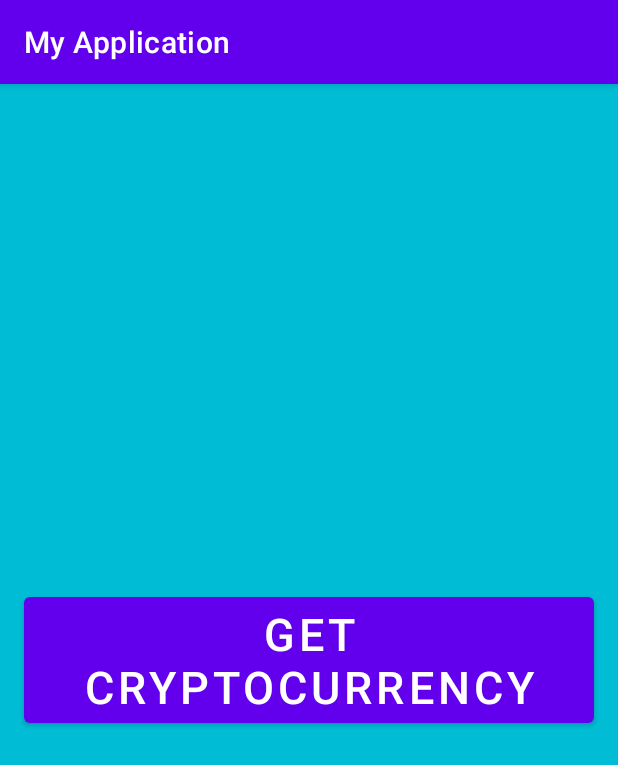
After one commit to Dmitry-Zv/My-application, an Android app: the FragmentAPI screen opened directly, with no data from a screen before it, on a phone screen of 412 x 824 dp. The commit adds this screen. Shown: the top 765 px of the screen. Run offline under Robolectric (Android 15) with nearby library versions, the phone set to English and light mode, and no system bars.

Commit message:
Add dto,entity, mapper, networking, retrofit. Add two fragments with recycle

```diff
--- a/app/src/main/AndroidManifest.xml
+++ b/app/src/main/AndroidManifest.xml
@@ -11,7 +11,8 @@
         android:roundIcon="@mipmap/ic_launcher_round"
         android:supportsRtl="true"
         android:theme="@style/AppTheme">
-        <activity android:name=".homework7.Homework7"></activity>
+        <activity android:name=".homework8.Homework8"></activity>
+        <activity android:name=".homework7.Homework7" />
         <activity android:name=".homework6.Homework6" />
         <activity android:name=".homework5.HomePage" />
         <activity android:name=".homework5.Homework5" />
--- a/app/src/main/java/by/zharikov/myapplication/MainActivity.kt
+++ b/app/src/main/java/by/zharikov/myapplication/MainActivity.kt
@@ -9,6 +9,7 @@ import by.zharikov.myapplication.homework4.Homework4
 import by.zharikov.myapplication.homework5.Homework5
 import by.zharikov.myapplication.homework6.Homework6
 import by.zharikov.myapplication.homework7.Homework7
+import by.zharikov.myapplication.homework8.Homework8
 import kotlinx.android.synthetic.main.activity_main.*
 
 class MainActivity : AppCompatActivity() {
@@ -43,5 +44,9 @@ class MainActivity : AppCompatActivity() {
             val intent = Intent(this, Homework7::class.java)
             startActivity(intent)
         }
+        button8.setOnClickListener {
+            val intent = Intent(this, Homework8::class.java)
+            startActivity(intent)
+        }
     }
 }
--- /dev/null
+++ b/app/src/main/java/by/zharikov/myapplication/homework8/FragmentAPI.kt
@@ -0,0 +1,30 @@
+package by.zharikov.myapplication.homework8
+
+import android.os.Bundle
+import android.view.LayoutInflater
+import android.view.View
+import android.view.ViewGroup
+import androidx.fragment.app.Fragment
+import androidx.navigation.fragment.findNavController
+import by.zharikov.myapplication.R
+import kotlinx.android.synthetic.main.api_fragment.*
+
+class FragmentAPI : Fragment() {
+    override fun onCreateView(
+        inflater: LayoutInflater,
+        container: ViewGroup?,
+        savedInstanceState: Bundle?
+    ): View? {
+        return inflater.inflate(R.layout.api_fragment, container, false)
+    }
+
+    override fun onViewCreated(view: View, savedInstanceState: Bundle?) {
+        super.onViewCreated(view, savedInstanceState)
+        get_crypto_currency_button.setOnClickListener {
+
+            findNavController().navigate(R.id.showFragmentCryptocurrency)
+
+        }
+    }
+
+}
--- /dev/null
+++ b/app/src/main/java/by/zharikov/myapplication/homework8/Homework8.kt
@@ -0,0 +1,12 @@
+package by.zharikov.myapplication.homework8
+
+import androidx.appcompat.app.AppCompatActivity
+import android.os.Bundle
+import by.zharikov.myapplication.R
+
+class Homework8 : AppCompatActivity() {
+    override fun onCreate(savedInstanceState: Bundle?) {
+        super.onCreate(savedInstanceState)
+        setContentView(R.layout.activity_homework8)
+    }
+}
--- /dev/null
+++ b/app/src/main/res/layout/activity_homework8.xml
@@ -0,0 +1,17 @@
+<?xml version="1.0" encoding="utf-8"?>
+<androidx.constraintlayout.widget.ConstraintLayout
+    xmlns:android="http://schemas.android.com/apk/res/android"
+    xmlns:app="http://schemas.android.com/apk/res-auto"
+    xmlns:tools="http://schemas.android.com/tools"
+    android:layout_width="match_parent"
+    android:layout_height="match_parent"
+    tools:context=".homework8.Homework8">
+
+    <fragment
+        android:id="@+id/navigation_container_api"
+        android:name="androidx.navigation.fragment.NavHostFragment"
+        android:layout_width="match_parent"
+        android:layout_height="match_parent"
+        app:defaultNavHost="true"
+        app:navGraph="@navigation/nav_graph4" />
+</androidx.constraintlayout.widget.ConstraintLayout>
--- /dev/null
+++ b/app/src/main/res/layout/api_fragment.xml
@@ -0,0 +1,24 @@
+<?xml version="1.0" encoding="utf-8"?>
+<androidx.constraintlayout.widget.ConstraintLayout xmlns:android="http://schemas.android.com/apk/res/android"
+    xmlns:app="http://schemas.android.com/apk/res-auto"
+    xmlns:tools="http://schemas.android.com/tools"
+    android:layout_width="match_parent"
+    android:layout_height="match_parent">
+
+    <ImageView
+        android:layout_width="match_parent"
+        android:layout_height="match_parent"
+        android:src="@color/blue_print"/>
+
+    <Button
+        android:id="@+id/get_crypto_currency_button"
+        android:layout_width="match_parent"
+        android:layout_height="wrap_content"
+        android:layout_margin="@dimen/margin_double"
+        android:textSize="30sp"
+        android:text="@string/get_crypto_currency"
+        app:layout_constraintBottom_toBottomOf="parent"
+        app:layout_constraintTop_toTopOf="parent"
+        tools:layout_editor_absoluteX="16dp" />
+
+</androidx.constraintlayout.widget.ConstraintLayout>
--- /dev/null
+++ b/app/src/main/res/navigation/nav_graph4.xml
@@ -0,0 +1,23 @@
+<?xml version="1.0" encoding="utf-8"?>
+<navigation xmlns:android="http://schemas.android.com/apk/res/android"
+    xmlns:app="http://schemas.android.com/apk/res-auto"
+    xmlns:tools="http://schemas.android.com/tools"
+    android:id="@+id/nav_graph4"
+    app:startDestination="@id/fragmentAPI">
+
+    <fragment
+        android:id="@+id/fragmentAPI"
+        android:name="by.zharikov.myapplication.homework8.FragmentAPI"
+        android:label="FragmentAPI"
+        tools:layout="@layout/api_fragment">
+        <action
+            android:id="@+id/showFragmentCryptocurrency"
+            app:destination="@id/fragmentCryptocurrency" />
+    </fragment>
+    <fragment
+        android:id="@+id/fragmentCryptocurrency"
+        android:name="by.zharikov.myapplication.homework8.FragmentCryptoCurrency"
+        android:label="FragmentCryptocurrency"
+        tools:layout="@layout/recycle_crypto_fragment"/>
+
+</navigation>
--- a/app/src/main/res/values/colors.xml
+++ b/app/src/main/res/values/colors.xml
@@ -3,4 +3,7 @@
     <color name="colorPrimary">#6200EE</color>
     <color name="colorPrimaryDark">#3700B3</color>
     <color name="colorAccent">#03DAC5</color>
+    <color name="red">#AA0505</color>
+    <color name="blue_print">#00BCD4</color>
+    <color name="black">#0B0B0B</color>
 </resources>
--- /dev/null
+++ b/app/src/main/res/values/dimens.xml
@@ -0,0 +1,4 @@
+<?xml version="1.0" encoding="utf-8"?>
+<resources>
+    <dimen name="margin_double">16dp</dimen>
+</resources>
--- a/app/src/main/res/values/strings.xml
+++ b/app/src/main/res/values/strings.xml
@@ -56,5 +56,9 @@
     <string name="db_delete_message">The database has been deleted</string>
     <string name="db_add">The database has been added</string>
     <string name="enter_car">Enter car</string>
+    <string name="get_crypto_currency">Get cryptocurrency</string>
+    <string name="crypto_currency">Cryptocurrency</string>
+    <string name="percent">%</string>
+    <string name="dollar">$</string>
 
 </resources>
```
Also changed, not shown: app/build.gradle (+7 -0 lines), app/src/main/java/by/zharikov/myapplication/homework8/FragmentCryptoCurrency.kt (added, +51 -0 lines), app/src/main/java/by/zharikov/myapplication/homework8/adapter/RecyclerAdapter.kt (added, +37 -0 lines), app/src/main/java/by/zharikov/myapplication/homework8/dto/CryptoCurrencyResponse.kt (added, +95 -0 lines), app/src/main/java/by/zharikov/myapplication/homework8/entity/CryptoCurrency.kt (added, +8 -0 lines), app/src/main/java/by/zharikov/myapplication/homework8/mapper/CryptoCurrencyMapper.kt (added, +15 -0 lines), app/src/main/java/by/zharikov/myapplication/homework8/networking/CryptoCurrencyAPI.kt (added, +11 -0 lines), app/src/main/java/by/zharikov/myapplication/homework8/retrofit/RetrofitFactory.kt (added, +44 -0 lines), app/src/main/res/layout/item_crypto_currency.xml (added, +72 -0 lines), app/src/main/res/layout/recycle_crypto_fragment.xml (added, +41 -0 lines).
